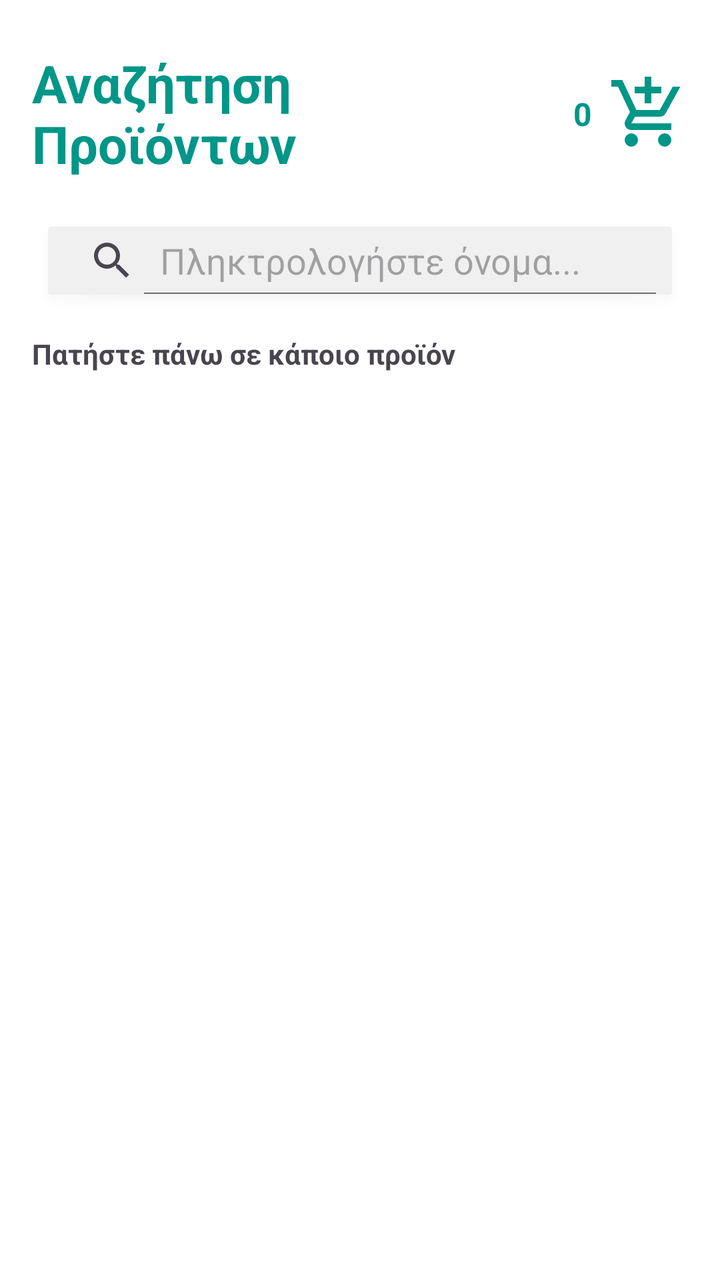
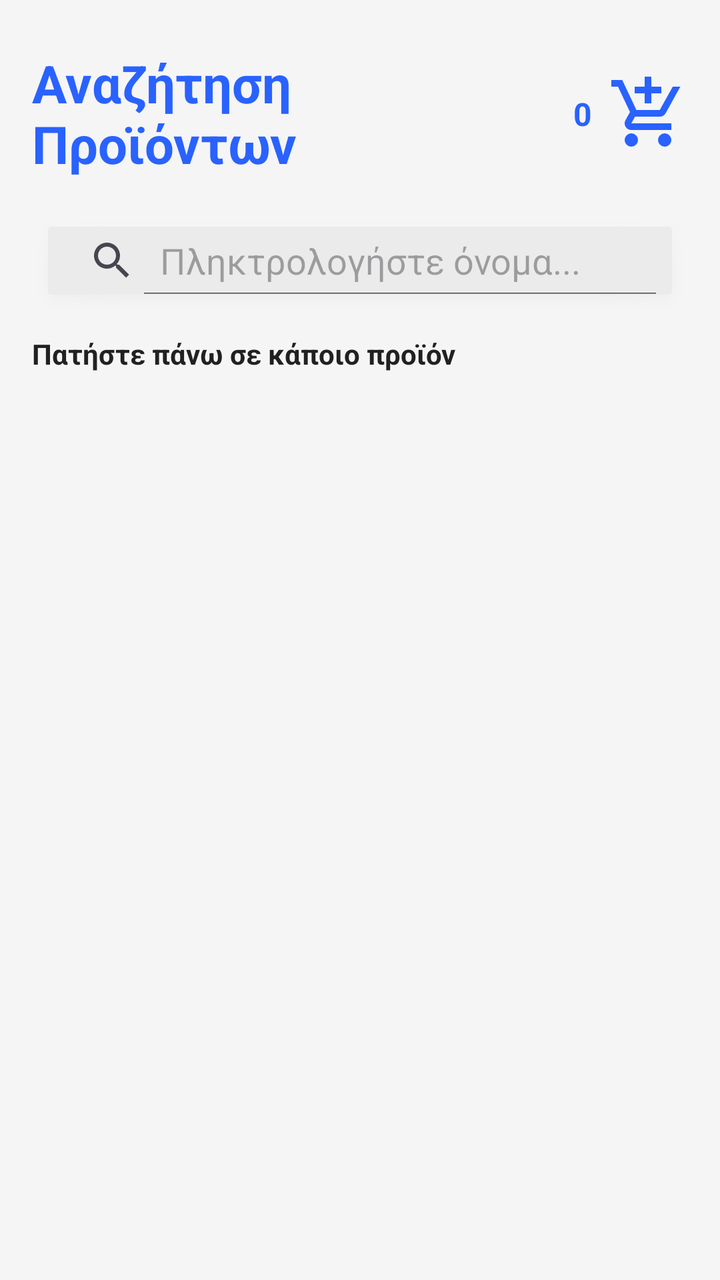

Compare the two renders of this Android layout. The source of the first and the diff that turns it into the second are given below.
<!-- AndroidManifest.xml: application theme Theme.Team21 -->
<!-- res/layout/activity_customer_find_product.xml -->
<?xml version="1.0" encoding="utf-8"?>
<androidx.constraintlayout.widget.ConstraintLayout
    xmlns:android="http://schemas.android.com/apk/res/android"
    xmlns:app="http://schemas.android.com/apk/res-auto"
    xmlns:tools="http://schemas.android.com/tools"
    android:id="@+id/main"
    android:layout_width="match_parent"
    android:layout_height="match_parent"
    android:background="#FFFFFF"
    android:padding="16dp"
    tools:context=".view.customer.FindProduct.CustomerFindProductActivity">

    <TextView
        android:id="@+id/txtCustomerFindProductActivityHeader"
        android:layout_width="0dp"
        android:layout_height="wrap_content"
        android:layout_marginTop="8dp"
        android:layout_marginEnd="8dp"
        android:text="Αναζήτηση Προϊόντων"
        android:textColor="#009688"
        android:textSize="26sp"
        android:textStyle="bold"
        app:layout_constraintEnd_toStartOf="@+id/txtCustomerFindProductActivityShoppingCartQuantity"
        app:layout_constraintStart_toStartOf="parent"
        app:layout_constraintTop_toTopOf="parent" />

    <TextView
        android:id="@+id/txtCustomerFindProductActivityShoppingCartQuantity"
        android:layout_width="wrap_content"
        android:layout_height="wrap_content"
        android:layout_marginEnd="8dp"
        android:text="0"
        android:textAlignment="center"
        android:textColor="#009688"
        android:textSize="16sp"
        android:textStyle="bold"
        app:layout_constraintBottom_toBottomOf="@+id/btnCustomerFindProductActivityShoppingCart"
        app:layout_constraintEnd_toStartOf="@+id/btnCustomerFindProductActivityShoppingCart"
        app:layout_constraintTop_toTopOf="@+id/btnCustomerFindProductActivityShoppingCart" />

    <ImageButton
        android:id="@+id/btnCustomerFindProductActivityShoppingCart"
        android:layout_width="40dp"
        android:layout_height="40dp"
        android:background="?attr/selectableItemBackgroundBorderless"
        android:contentDescription="Καλάθι Αγορών"
        android:scaleType="fitCenter"
        android:src="@drawable/outline_add_shopping_cart_24"
        app:layout_constraintBottom_toBottomOf="@+id/txtCustomerFindProductActivityHeader"
        app:layout_constraintEnd_toEndOf="parent"
        app:layout_constraintTop_toTopOf="@+id/txtCustomerFindProductActivityHeader"
        app:tint="#009688" />

    <SearchView
        android:id="@+id/searchCustomerFindProductActivity"
        android:layout_width="0dp"
        android:layout_height="50dp"
        android:layout_marginTop="16dp"
        android:background="@drawable/abc_popup_background_mtrl_mult"
        android:backgroundTint="#F0F0F0"
        android:iconifiedByDefault="false"
        android:queryHint="Πληκτρολογήστε όνομα..."
        app:layout_constraintEnd_toEndOf="parent"
        app:layout_constraintStart_toStartOf="parent"
        app:layout_constraintTop_toBottomOf="@id/txtCustomerFindProductActivityHeader" />

    <TextView
        android:id="@+id/txtCustomerFindProductActivityText"
        android:layout_width="wrap_content"
        android:layout_height="wrap_content"
        android:layout_marginTop="12dp"
        android:text="Πατήστε πάνω σε κάποιο προϊόν"
        android:textStyle="bold"
        app:layout_constraintStart_toStartOf="parent"
        app:layout_constraintTop_toBottomOf="@+id/searchCustomerFindProductActivity" />

    <androidx.recyclerview.widget.RecyclerView
        android:id="@+id/recyclerCustomerFindProductActivity"
        android:layout_width="0dp"
        android:layout_height="0dp"
        android:layout_marginTop="8dp"
        app:layout_constraintBottom_toBottomOf="parent"
        app:layout_constraintEnd_toEndOf="parent"
        app:layout_constraintStart_toStartOf="parent"
        app:layout_constraintTop_toBottomOf="@+id/txtCustomerFindProductActivityText" />

</androidx.constraintlayout.widget.ConstraintLayout>
<!-- resources referenced by this layout -->
<resources>
  <!-- drawable outline_add_shopping_cart_24 (drawable) -->
  <vector xmlns:android="http://schemas.android.com/apk/res/android" android:height="24dp" android:tint="#FFFFFF" android:viewportHeight="960" android:viewportWidth="960" android:width="24dp">
        
      <path android:fillColor="@android:color/white" android:pathData="M440,360L440,240L320,240L320,160L440,160L440,40L520,40L520,160L640,160L640,240L520,240L520,360L440,360ZM280,880Q247,880 223.5,856.5Q200,833 200,800Q200,767 223.5,743.5Q247,720 280,720Q313,720 336.5,743.5Q360,767 360,800Q360,833 336.5,856.5Q313,880 280,880ZM680,880Q647,880 623.5,856.5Q600,833 600,800Q600,767 623.5,743.5Q647,720 680,720Q713,720 736.5,743.5Q760,767 760,800Q760,833 736.5,856.5Q713,880 680,880ZM40,160L40,80L171,80L341,440L621,440Q621,440 621,440Q621,440 621,440L777,160L868,160L692,478Q681,498 662.5,509Q644,520 622,520L324,520L280,600Q280,600 280,600Q280,600 280,600L760,600L760,680L280,680Q235,680 211.5,641Q188,602 210,562L264,464L120,160L40,160Z"/>
      
  </vector>
  <style name="Theme.Team21" parent="Base.Theme.Team21" />
  <style name="Base.Theme.Team21" parent="Theme.Material3.DayNight.NoActionBar">
  
          
          <item name="android:windowBackground">@color/bg_light</item>
          <item name="colorSurface">@color/card_light</item>
          <item name="colorSurfaceVariant">@color/input_bg_light</item>
  
          
          <item name="colorOnSurface">@color/text_dark</item>
          <item name="colorOnSurfaceVariant">@color/text_muted_light</item>
  
          <item name="colorOnPrimary">@color/white</item>
  
          
          <item name="colorPrimary">@color/eshop_primary</item>
          <item name="colorSecondary">@color/eshop_accent</item>
  
          <item name="colorError">@color/error_red_light</item>
  
          
          <item name="android:statusBarColor">@color/bg_light</item>
          <item name="android:windowLightStatusBar">true</item>
  
          
          <item name="colorFilterActive">@color/filter_active_light</item>
          <item name="colorFilterUnselected">@color/filter_bg_unselected_light</item>
  
          
          <item name="colorMenuButton">@color/teal_menu_light</item>
      </style>
  <color name="bg_light">#F5F5F5</color>
  <color name="card_light">#FFFFFF</color>
  <color name="input_bg_light">#EBEBEB</color>
  <color name="text_dark">#212121</color>
  <color name="text_muted_light">#757575</color>
  <color name="white">#FFFFFFFF</color>
  <color name="eshop_primary">#2962FF</color>
  <color name="eshop_accent">#FF6D00</color>
  <color name="error_red_light">#D32F2F</color>
  <color name="filter_active_light">#2962FF</color>
  <color name="filter_bg_unselected_light">#E0E0E0</color>
  <color name="teal_menu_light">#009688</color>
</resources>

<!-- the commit's change to res/layout/activity_customer_find_product.xml (unified diff, before → after) -->
@@ -6,7 +6,7 @@
     android:id="@+id/main"
     android:layout_width="match_parent"
     android:layout_height="match_parent"
-    android:background="#FFFFFF"
+    android:background="?android:attr/windowBackground"
     android:padding="16dp"
     tools:context=".view.customer.FindProduct.CustomerFindProductActivity">
 
@@ -17,7 +17,7 @@
         android:layout_marginTop="8dp"
         android:layout_marginEnd="8dp"
         android:text="Αναζήτηση Προϊόντων"
-        android:textColor="#009688"
+        android:textColor="?attr/colorPrimary"
         android:textSize="26sp"
         android:textStyle="bold"
         app:layout_constraintEnd_toStartOf="@+id/txtCustomerFindProductActivityShoppingCartQuantity"
@@ -31,7 +31,7 @@
         android:layout_marginEnd="8dp"
         android:text="0"
         android:textAlignment="center"
-        android:textColor="#009688"
+        android:textColor="?attr/colorPrimary"
         android:textSize="16sp"
         android:textStyle="bold"
         app:layout_constraintBottom_toBottomOf="@+id/btnCustomerFindProductActivityShoppingCart"
@@ -49,7 +49,7 @@
         app:layout_constraintBottom_toBottomOf="@+id/txtCustomerFindProductActivityHeader"
         app:layout_constraintEnd_toEndOf="parent"
         app:layout_constraintTop_toTopOf="@+id/txtCustomerFindProductActivityHeader"
-        app:tint="#009688" />
+        app:tint="?attr/colorPrimary" />
 
     <SearchView
         android:id="@+id/searchCustomerFindProductActivity"
@@ -57,7 +57,7 @@
         android:layout_height="50dp"
         android:layout_marginTop="16dp"
         android:background="@drawable/abc_popup_background_mtrl_mult"
-        android:backgroundTint="#F0F0F0"
+        android:backgroundTint="?attr/colorSurfaceVariant"
         android:iconifiedByDefault="false"
         android:queryHint="Πληκτρολογήστε όνομα..."
         app:layout_constraintEnd_toEndOf="parent"
@@ -70,6 +70,7 @@
         android:layout_height="wrap_content"
         android:layout_marginTop="12dp"
         android:text="Πατήστε πάνω σε κάποιο προϊόν"
+        android:textColor="?attr/colorOnSurface"
         android:textStyle="bold"
         app:layout_constraintStart_toStartOf="parent"
         app:layout_constraintTop_toBottomOf="@+id/searchCustomerFindProductActivity" />
